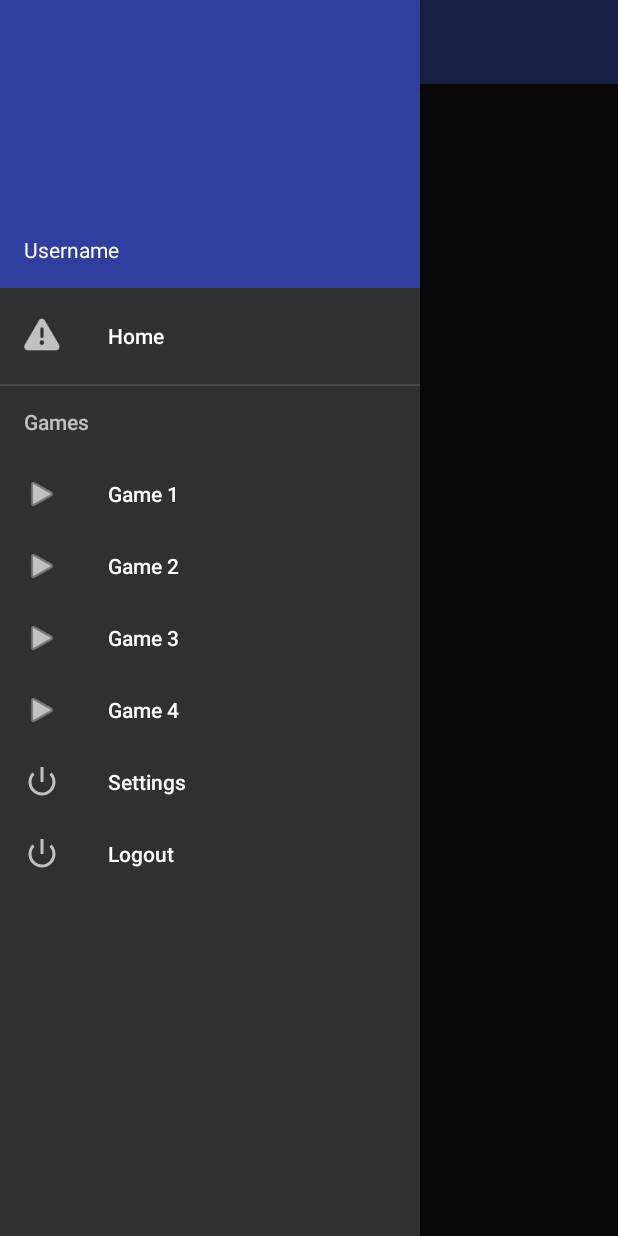
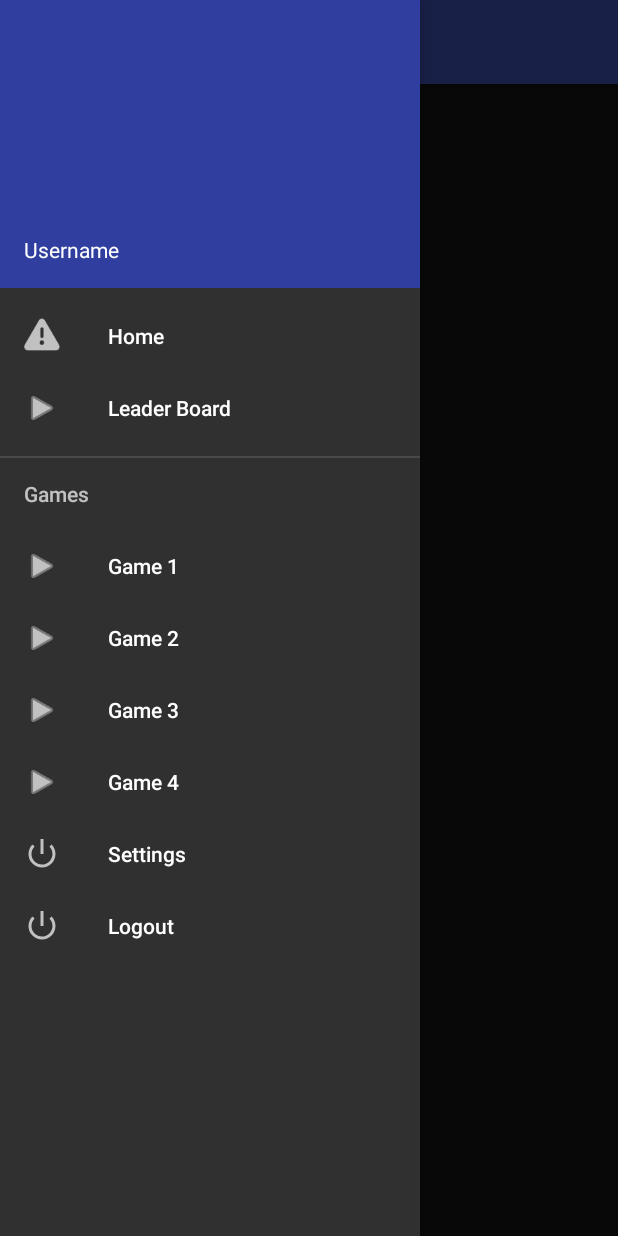
Before and after one commit to RaphaelKalker/eartrainer, an Android app: the MainActivity screen opened directly, with no data from a screen before it, with the side drawer open, on a phone screen of 412 x 824 dp. Run offline under Robolectric (Android 15) with nearby library versions, the phone set to English and light mode, and no system bars; our stand-ins replace ButterKnife; 10 statements that could not run were skipped.

Commit message:
add leader board fragment to navigation options

```diff
--- a/app/src/main/res/menu/drawer_menu.xml
+++ b/app/src/main/res/menu/drawer_menu.xml
@@ -9,6 +9,11 @@
             android:id="@+id/nav_home"
             android:icon="@android:drawable/ic_dialog_alert"
             android:title="@string/nav_home"/>
+
+        <item
+            android:id="@+id/nav_leader_board"
+            android:icon="@android:drawable/ic_media_play"
+            android:title="@string/nav_leadership"/>
 
         <item
             android:id="@+id/nav_games"
--- a/app/src/main/res/values/strings.xml
+++ b/app/src/main/res/values/strings.xml
@@ -59,6 +59,8 @@
     <string name="btn_submit">Submit</string>
     <string name="game_next_game">Loading next game.</string>
     <string name="status_auth_failed">Authorization failed.</string>
+    <string name="nav_leadership">Leader Board</string>
+    <string name="fragment_title_leaderboard">Leader Board</string>
 
     <string-array name="game_classes">
         <item>Choose ...</item>
```
Also changed, not shown: app/src/main/java/com/music/eartrainr/activity/MainActivity.java (+5 -2 lines).
